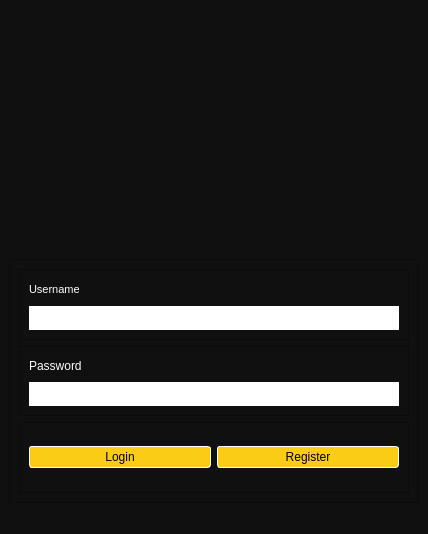
Above: ui/login.ui from enharukalo/powerwatch before the change. Below: the same form after it.
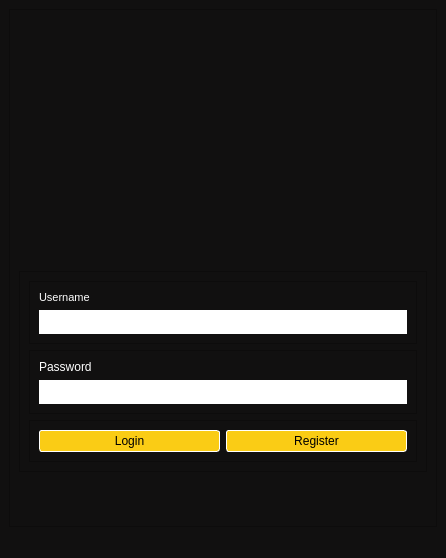
That is the form after the change. Icons and pictures are not drawn.

Diff of the .ui file:
```diff
--- a/ui/login.ui
+++ b/ui/login.ui
@@ -9,8 +9,8 @@
    <rect>
     <x>0</x>
     <y>0</y>
-    <width>428</width>
-    <height>534</height>
+    <width>446</width>
+    <height>558</height>
    </rect>
   </property>
   <property name="windowTitle">
@@ -68,16 +68,31 @@
    </property>
    <layout class="QVBoxLayout" name="verticalLayout_3">
     <item>
+     <widget class="QFrame" name="frame">
+      <property name="frameShape">
+       <enum>QFrame::StyledPanel</enum>
+      </property>
+      <property name="frameShadow">
+       <enum>QFrame::Raised</enum>
+      </property>
+      <layout class="QVBoxLayout" name="verticalLayout_5">
+       <item alignment="Qt::AlignHCenter|Qt::AlignVCenter">
      <widget class="QWidget" name="widgetHeader" native="true">
-      <layout class="QHBoxLayout" name="horizontalLayout_2">
-       <item>
-        <widget class="QLabel" name="label_3">
          <property name="sizePolicy">
           <sizepolicy hsizetype="Preferred" vsizetype="Preferred">
            <horstretch>0</horstretch>
            <verstretch>0</verstretch>
           </sizepolicy>
          </property>
+         <property name="minimumSize">
+          <size>
+           <width>400</width>
+           <height>0</height>
+          </size>
+         </property>
+         <layout class="QHBoxLayout" name="horizontalLayout_2">
+          <item alignment="Qt::AlignVCenter">
+           <widget class="QLabel" name="label_3">
          <property name="maximumSize">
           <size>
            <width>200</width>
@@ -101,7 +116,7 @@
       </layout>
      </widget>
     </item>
-    <item>
+       <item alignment="Qt::AlignTop">
      <widget class="QFrame" name="frameMain">
       <property name="frameShape">
        <enum>QFrame::StyledPanel</enum>
@@ -236,6 +251,9 @@
     </item>
    </layout>
   </widget>
+    </item>
+   </layout>
+  </widget>
   <widget class="QMenuBar" name="menubar">
    <property name="geometry">
     <rect>
```
Left out of the diff: 2 changed lines with no effect on the pictures. Lines whose indentation alone changed are shown as unchanged.
